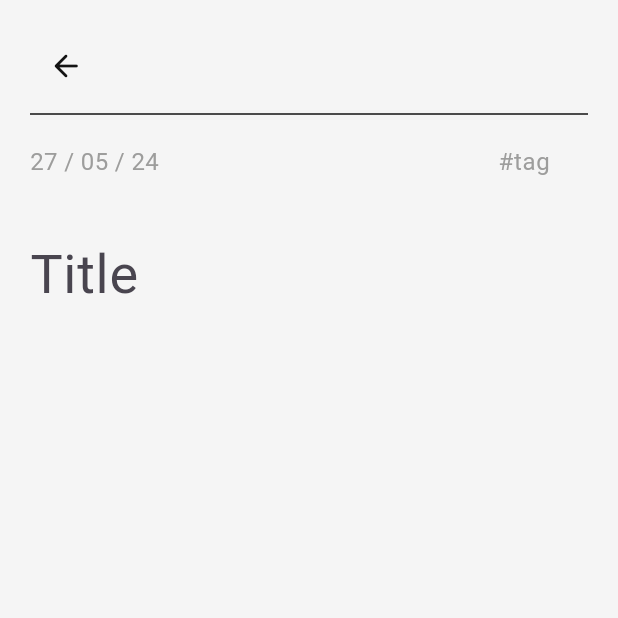
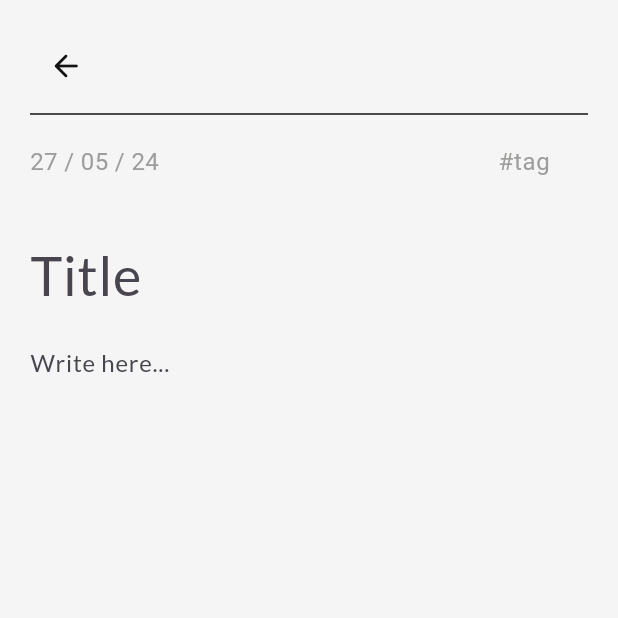
Before and after one commit to aryanA101a/smriti, a Flutter app: the HomePage screen opened directly, after a tap on the "add" icon, on a phone screen of 412 x 824 dp, the top half of it. Run offline on Flutter 3.47's test engine with Material 3 defaults, Android fonts, the phone set to English and light mode, and no system bars; our stand-ins replace cloud_firestore, firebase_auth, firebase_core, font_awesome_flutter, get_it, google_sign_in and 1 more; accounts and stored records are empty; generated files the repository leaves out were written again; network calls fail.

Commit message:
migrate to local font assets

```diff
--- a/lib/views/create_edit_page.dart
+++ b/lib/views/create_edit_page.dart
@@ -126,7 +126,10 @@ class _CreateEditPageState extends State<CreateEditPage> {
                   onSubmitted: (value) =>
                       FocusScope.of(context).requestFocus(bodyFocus),
                   maxLines: 1,
-                  style: TextStyle(color: SmritiTheme.dark, fontSize: 36),
+                  style: TextStyle(
+                      fontFamily: "Lato",
+                      color: SmritiTheme.dark,
+                      fontSize: 36),
                   decoration: InputDecoration(
                     hintText: "Title",
                     border: InputBorder.none,
@@ -141,8 +144,10 @@ class _CreateEditPageState extends State<CreateEditPage> {
                   focusNode: bodyFocus,
                   onTapOutside: (event) =>
                       FocusScope.of(context).requestFocus(bodyFocus),
-                  style: TextStyle(color: SmritiTheme.secondary),
+                  style: TextStyle(
+                      fontFamily: "Lato", color: SmritiTheme.secondary),
                   decoration: InputDecoration(
+                    hintText: "Write here...",
                     border: InputBorder.none,
                   ),
                   maxLines: null,
--- a/lib/views/home_page.dart
+++ b/lib/views/home_page.dart
@@ -1,9 +1,6 @@
 import 'dart:developer';
-import 'package:firebase_auth/firebase_auth.dart';
 import 'package:flutter/material.dart';
 import 'package:flutter/rendering.dart';
-import 'package:font_awesome_flutter/font_awesome_flutter.dart';
-import 'package:google_fonts/google_fonts.dart';
 import 'package:provider/provider.dart';
 import 'package:smriti/di/locator.dart';
 import 'package:smriti/models/smriti_model.dart';
@@ -41,12 +38,11 @@ class _HomePageState extends State<HomePage> {
                   Center(
                     child: Text(
                       "aapki\n  smriti",
-                      style: GoogleFonts.lato(
-                        textStyle: TextStyle(
-                            fontSize: 70,
-                            color: SmritiTheme.primary,
-                            fontWeight: FontWeight.w500),
-                      ),
+                      style: TextStyle(
+                          fontFamily: "Lato",
+                          fontSize: 70,
+                          color: SmritiTheme.primary,
+                          fontWeight: FontWeight.w500),
                     ),
                   ),
                   Container(
@@ -97,7 +93,10 @@ class _AppBarState extends State<AppBar> {
         RichText(
           text: TextSpan(
             text: "${getGreeting()}, ",
-            style: GoogleFonts.lato(color: SmritiTheme.secondary),
+            style: TextStyle(
+              color: SmritiTheme.secondary,
+              fontFamily: "Lato",
+            ),
             children: [
               TextSpan(
                   text: name.isEmpty ? "User" : name,
@@ -193,7 +192,8 @@ class _SmritisState extends State<Smritis> {
                 children: [
                   Text(
                     "Oops! No Smriti",
-                    style: GoogleFonts.lato(
+                    style: TextStyle(
+                      fontFamily: "Lato",
                       fontSize: 26,
                       color: SmritiTheme.secondary,
                     ),
@@ -204,7 +204,8 @@ class _SmritisState extends State<Smritis> {
                       },
                       child: Text(
                         "Start creating...",
-                        style: GoogleFonts.lato(
+                        style: TextStyle(
+                          fontFamily: "Lato",
                           fontSize: 26,
                           color: SmritiTheme.active,
                         ),
@@ -242,7 +243,8 @@ class TagButton extends StatelessWidget {
       onPressed: onPressed,
       child: Text(
         tag,
-        style: GoogleFonts.lato(fontSize: 22, color: SmritiTheme.primary),
+        style: TextStyle(
+            fontFamily: "Lato", fontSize: 22, color: SmritiTheme.primary),
       ),
     );
   }
@@ -278,14 +280,17 @@ class SmritiListTile extends StatelessWidget {
             smriti.title.isEmpty ? smriti.body : smriti.title,
             maxLines: 1,
             overflow: TextOverflow.ellipsis,
-            style: GoogleFonts.lato(fontSize: 28, color: SmritiTheme.primary),
+            style: TextStyle(
+                fontFamily: "Lato", fontSize: 28, color: SmritiTheme.primary),
           ),
           Container(
             margin: EdgeInsets.only(top: 8, bottom: 16),
             child: Text(smriti.body,
                 maxLines: 2,
-                style: GoogleFonts.lato(
-                    fontSize: 18, color: SmritiTheme.secondary)),
+                style: TextStyle(
+                    fontFamily: "Lato",
+                    fontSize: 18,
+                    color: SmritiTheme.secondary)),
           ),
         ],
       ),
```
Also changed, not shown: lib/views/login_page.dart (+7 -8 lines), pubspec.yaml (+30 -13 lines), fonts/Lato-Black.ttf (added), fonts/Lato-BlackItalic.ttf (added), fonts/Lato-Bold.ttf (added), fonts/Lato-BoldItalic.ttf (added), fonts/Lato-Italic.ttf (added), fonts/Lato-Light.ttf (added), fonts/Lato-LightItalic.ttf (added), fonts/Lato-Regular.ttf (added), fonts/Lato-Thin.ttf (added), fonts/Lato-ThinItalic.ttf (added), pubspec.lock.
